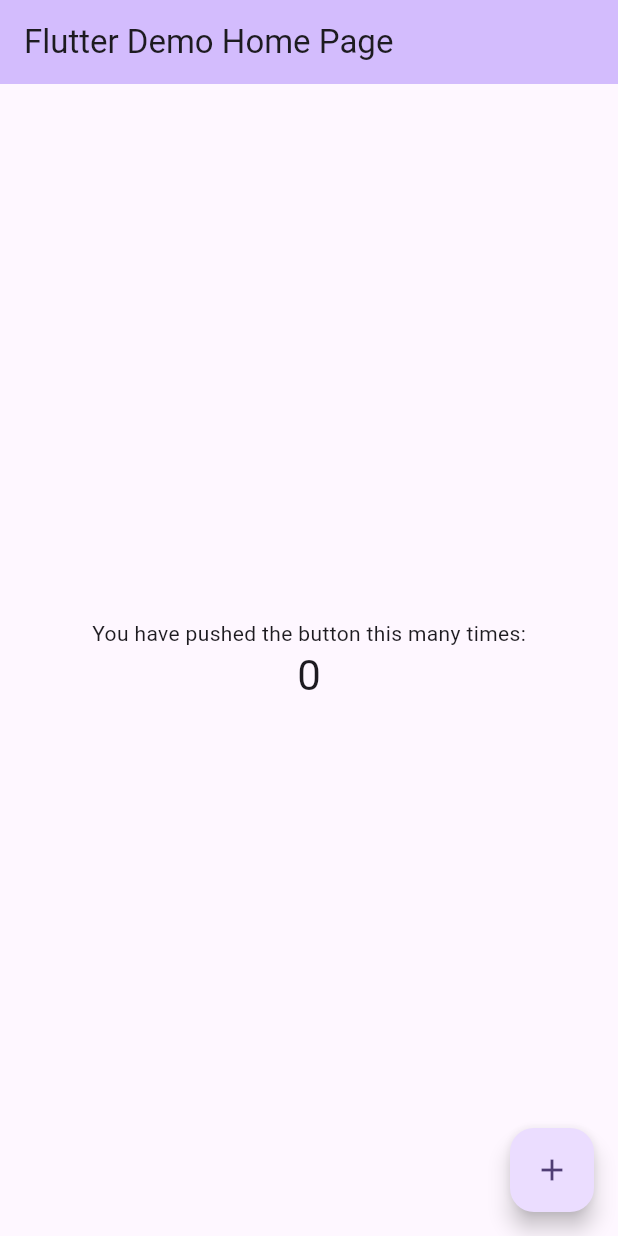
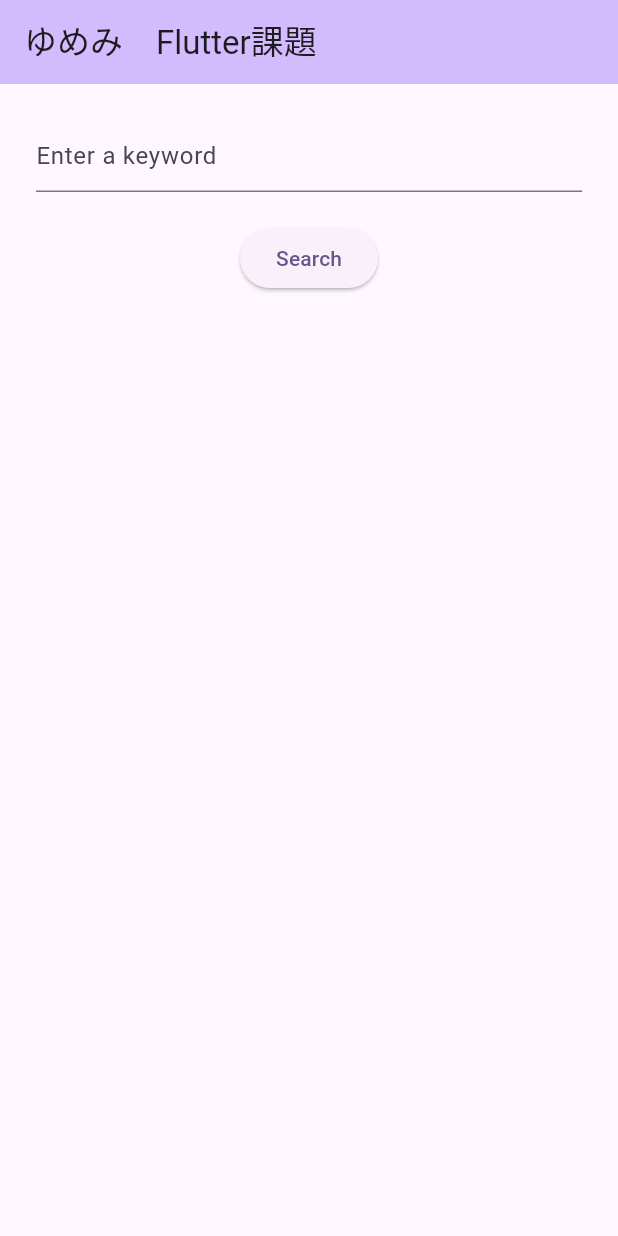
Before and after one commit to Kurokawa018/gitSearchRepo_flutter, a Flutter app: the screen it shows after launch, on a phone screen of 412 x 824 dp. Run offline on Flutter 3.47's test engine with Material 2 defaults, Android fonts, the light colour scheme and no system bars.

Commit message:
APIの実装と検索結果の表示を実装

```diff
--- a/lib/main.dart
+++ b/lib/main.dart
@@ -1,4 +1,10 @@
 import 'package:flutter/material.dart';
+
+//models
+import 'model/API_model.dart';
+
+//views
+import 'views/details_page.dart';
 
 void main() {
   runApp(const MyApp());
@@ -31,7 +37,7 @@
         colorScheme: ColorScheme.fromSeed(seedColor: Colors.deepPurple),
         useMaterial3: true,
       ),
-      home: const MyHomePage(title: 'Flutter Demo Home Page'),
+      home: const MyHomePage(title: 'ゆめみ　Flutter課題'),
     );
   }
 }
@@ -39,14 +45,6 @@
 class MyHomePage extends StatefulWidget {
   const MyHomePage({super.key, required this.title});
 
-  // This widget is the home page of your application. It is stateful, meaning
-  // that it has a State object (defined below) that contains fields that affect
-  // how it looks.
-
-  // This class is the configuration for the state. It holds the values (in this
-  // case the title) provided by the parent (in this case the App widget) and
-  // used by the build method of the State. Fields in a Widget subclass are
-  // always marked "final".
 
   final String title;
 
@@ -55,70 +53,69 @@
 }
 
 class _MyHomePageState extends State<MyHomePage> {
-  int _counter = 0;
+  final _controller = TextEditingController();
+  List<dynamic> _items = [];
 
-  void _incrementCounter() {
+  void _search() async {
+    var client = new GithubClient();
+    var result = await client.get(_controller.text);
     setState(() {
-      // This call to setState tells the Flutter framework that something has
-      // changed in this State, which causes it to rerun the build method below
-      // so that the display can reflect the updated values. If we changed
-      // _counter without calling setState(), then the build method would not be
-      // called again, and so nothing would appear to happen.
-      _counter++;
+      _items = result!;
     });
   }
-
   @override
   Widget build(BuildContext context) {
-    // This method is rerun every time setState is called, for instance as done
-    // by the _incrementCounter method above.
-    //
-    // The Flutter framework has been optimized to make rerunning build methods
-    // fast, so that you can just rebuild anything that needs updating rather
-    // than having to individually change instances of widgets.
+
     return Scaffold(
       appBar: AppBar(
-        // TRY THIS: Try changing the color here to a specific color (to
-        // Colors.amber, perhaps?) and trigger a hot reload to see the AppBar
-        // change color while the other colors stay the same.
         backgroundColor: Theme.of(context).colorScheme.inversePrimary,
-        // Here we take the value from the MyHomePage object that was created by
-        // the App.build method, and use it to set our appbar title.
         title: Text(widget.title),
       ),
       body: Center(
-        // Center is a layout widget. It takes a single child and positions it
-        // in the middle of the parent.
+        child: Padding(
+          padding: EdgeInsets.all(24.0),
           child: Column(
-          // Column is also a layout widget. It takes a list of children and
-          // arranges them vertically. By default, it sizes itself to fit its
-          // children horizontally, and tries to be as tall as its parent.
-          //
-          // Column has various properties to control how it sizes itself and
-          // how it positions its children. Here we use mainAxisAlignment to
-          // center the children vertically; the main axis here is the vertical
-          // axis because Columns are vertical (the cross axis would be
-          // horizontal).
-          //
-          // TRY THIS: Invoke "debug painting" (choose the "Toggle Debug Paint"
-          // action in the IDE, or press "p" in the console), to see the
-          // wireframe for each widget.
             mainAxisAlignment: MainAxisAlignment.center,
             children: <Widget>[
-            const Text(
-              'You have pushed the button this many times:',
+              TextField(
+                decoration: InputDecoration(
+                  hintText: 'Enter a keyword',
                 ),
-            Text(
-              '$_counter',
-              style: Theme.of(context).textTheme.headlineMedium,
+                controller: _controller,
+              ),
+              SizedBox(height: 20),
+              ElevatedButton(
+                onPressed: _search,
+                child: Text('Search'),
+              ),
+              SizedBox(height: 20),
+              Expanded(
+                child: ListView.builder(
+                  itemCount: _items.length,
+                  itemBuilder: (context, index) {
+                    return Container(
+                      child: Column(
+                        children: [
+                          ListTile(
+                            title: Text(_items[index]['full_name']),
+                            onTap: () {
+                              Navigator.push(
+                                context,
+                                MaterialPageRoute(builder: (context) => DetailPage(item: _items[index])),
+                              );
+                            },
+                          ),
+                          Divider(thickness: 1),
+                        ],
+                      ),
+                    );
+                  },
+                ),
               ),
             ],
           ),
-      ),
-      floatingActionButton: FloatingActionButton(
-        onPressed: _incrementCounter,
-        tooltip: 'Increment',
-        child: const Icon(Icons.add),
+        )
+
       ), // This trailing comma makes auto-formatting nicer for build methods.
     );
   }
--- /dev/null
+++ b/lib/model/API_model.dart
@@ -0,0 +1,14 @@
+import 'dart:convert';
+import 'dart:io';
+import 'package:http/http.dart' as http;
+
+class GithubClient {
+  Future<List<dynamic>?> get(String query) async {
+    var url = 'https://api.github.com/search/repositories?q=$query';
+    var response = await http.get(Uri.parse(url));
+    if (response.statusCode == 200) {
+      var jsonResponse = json.decode(response.body);
+      return jsonResponse['items'];
+    }
+  }
+}
```
Also changed, not shown: lib/views/details_page.dart (added, +55 -0 lines). Lines whose indentation alone changed are shown as unchanged.
